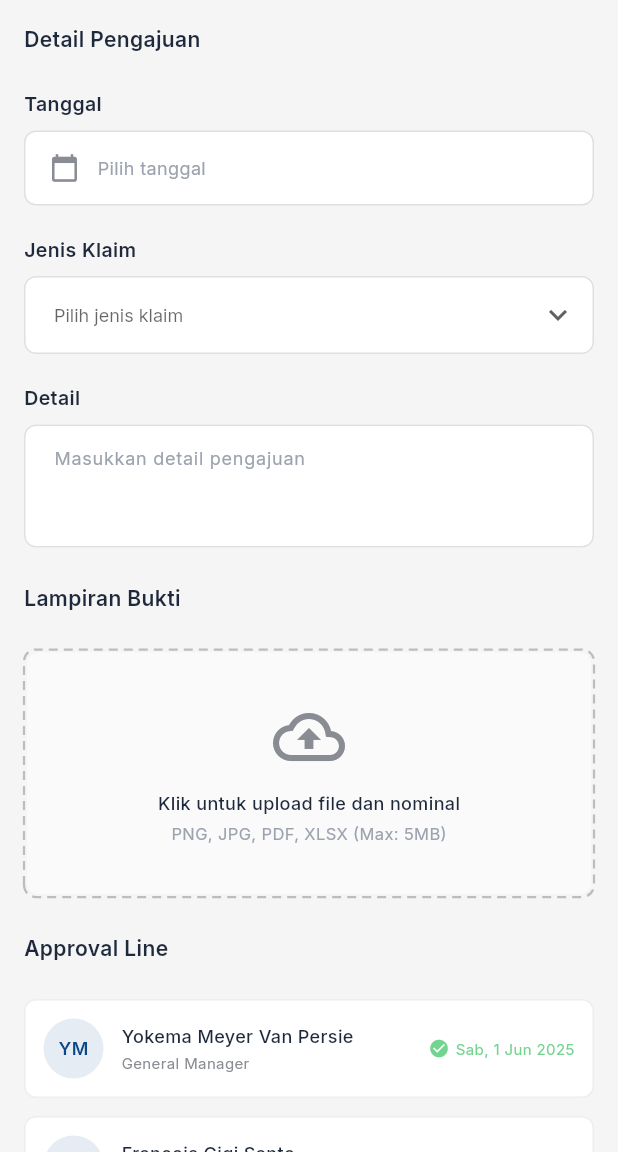
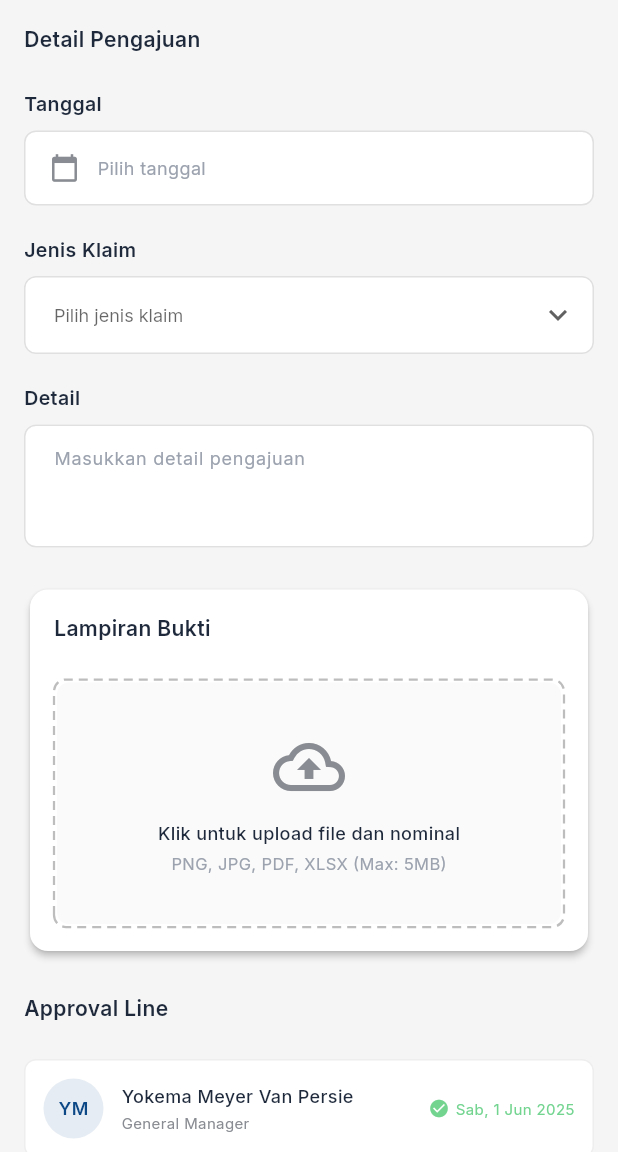
Before and after one commit to RulyOctareza/reimburse_venturo, a Flutter app: the ReimbursementFormPage screen opened by its route, on a phone screen of 412 x 824 dp, the part 84-1236 px from its top. Run offline on Flutter 3.47's test engine with Material 3 defaults, Android fonts, the phone set to English and light mode, and no system bars; drawn by our look-alikes of dotted_border; our stand-ins replace file_picker, get, google_fonts, image_picker, table_calendar.

Commit message:
UI: fix UI form

```diff
--- a/lib/app/presentation/pages/reimbursement_form_page.dart
+++ b/lib/app/presentation/pages/reimbursement_form_page.dart
@@ -134,6 +134,16 @@ class ReimbursementFormPage extends GetView<ReimbursementFormController> {
             const SizedBox(height: 24),
 
             // Section 2: Lampiran Bukti
+            Card(
+              shape: RoundedRectangleBorder(
+                borderRadius: BorderRadius.circular(12),
+              ),
+              elevation: 2,
+              child: Padding(
+                padding: const EdgeInsets.all(16),
+                child: Column(
+                  crossAxisAlignment: CrossAxisAlignment.start,
+                  children: [
                     const SectionHeader(title: 'Lampiran Bukti'),
                     const SizedBox(height: 12),
                     Obx(() {
@@ -146,16 +156,28 @@ class ReimbursementFormPage extends GetView<ReimbursementFormController> {
                       }
                       return Column(
                         children: [
-                  ...controller.uploadedItems.map(
+                          ...controller.uploadedItems
+                              .map(
                                 (item) => UploadedItemCard(
                                   item: item,
                                   onDelete: () {
                                     controller.deleteUploadedItem(item.id);
                                   },
                                 ),
+                              )
+                              .toList(),
+                          const SizedBox(height: 12),
+                          Container(
+                            decoration: BoxDecoration(
+                              border: Border.all(
+                                color: AppColors.textLightGray.withValues(
+                                  alpha: 0.5,
                                 ),
-                  const SizedBox(height: 12),
-                  CustomButton(
+                                style: BorderStyle.solid,
+                              ),
+                              borderRadius: BorderRadius.circular(8),
+                            ),
+                            child: CustomButton(
                               text: '+ Tambah Item',
                               onPressed: () {
                                 _showUploadBottomSheet();
@@ -163,13 +185,18 @@ class ReimbursementFormPage extends GetView<ReimbursementFormController> {
                               useGradient: false,
                               backgroundColor: Colors.white,
                               textStyle: const TextStyle(
-                      color: AppColors.primaryBlue,
+                                color: AppColors.textLightGray,
                                 fontWeight: FontWeight.w600,
+                              ),
                             ),
                           ),
                         ],
                       );
                     }),
+                  ],
+                ),
+              ),
+            ),
             const SizedBox(height: 24),
 
             // Section 3: Approval Line
--- a/lib/app/presentation/widgets/uploaded_item_card.dart
+++ b/lib/app/presentation/widgets/uploaded_item_card.dart
@@ -238,10 +238,6 @@ class UploadedItemCard extends StatelessWidget {
                         overflow: TextOverflow.ellipsis,
                       ),
                       const SizedBox(height: 4),
-                      Text(
-                        '${item.files.length} file',
-                        style: AppTextStyles.hint.copyWith(fontSize: 11),
-                      ),
                     ],
                   ),
                 ),
@@ -257,11 +253,6 @@ class UploadedItemCard extends StatelessWidget {
                       ),
                     ),
                     const SizedBox(height: 4),
-                    const Icon(
-                      Icons.info_outline,
-                      size: 16,
-                      color: Colors.grey,
-                    ),
                   ],
                 ),
               ],
```
Lines whose indentation alone changed are shown as unchanged.
